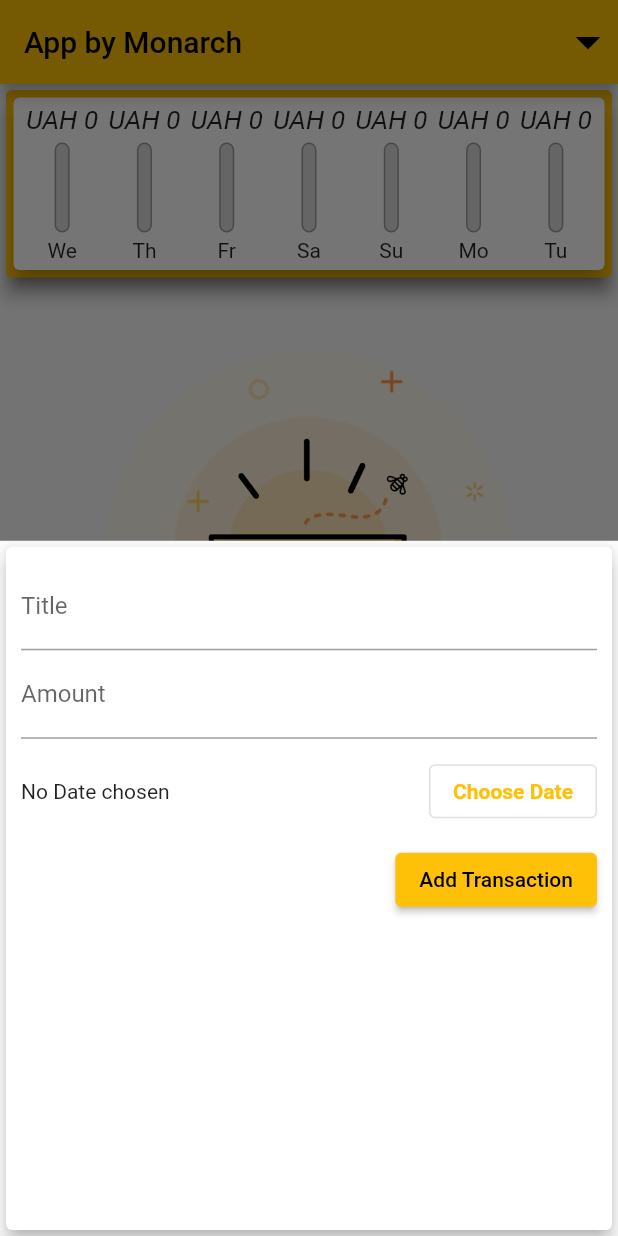
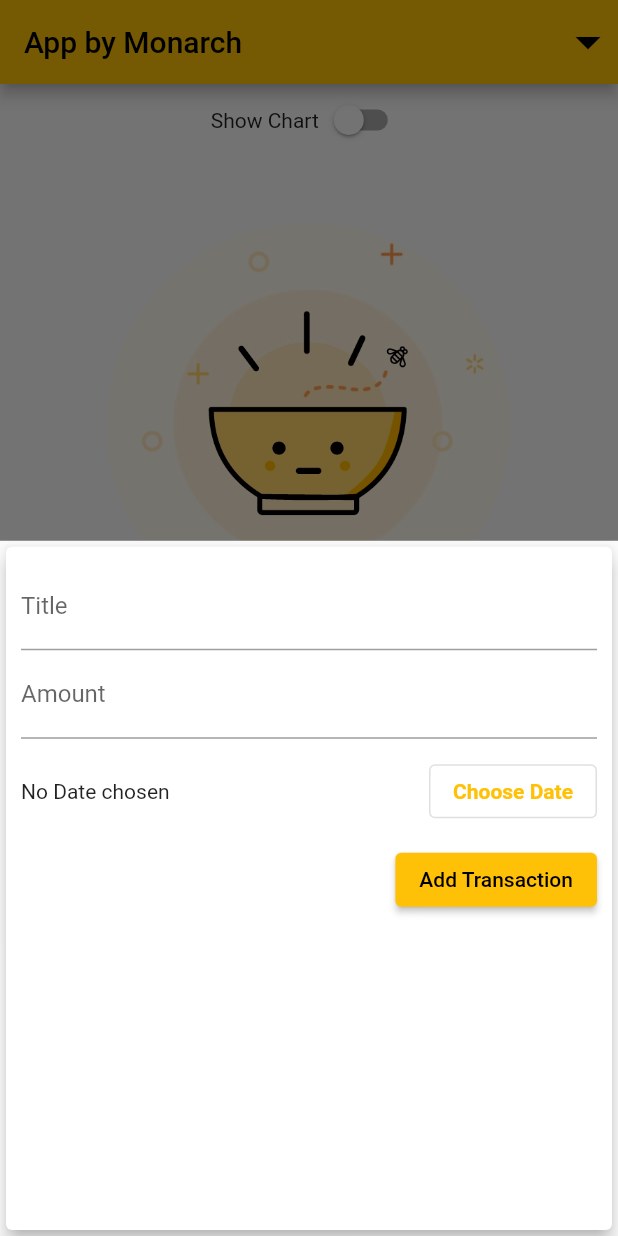
Before and after one commit to MonarchLight/firstAppFlutter, a Flutter app: the screen it shows after launch, after a tap on the "add" icon, on a phone screen of 412 x 824 dp. Run offline on Flutter 3.47's test engine with Material 2 defaults, Android fonts, the phone set to English and light mode, and no system bars.

Commit message:
LayoutBuilder

```diff
--- a/lib/main.dart
+++ b/lib/main.dart
@@ -1,15 +1,18 @@
-import 'dart:math';
-import 'dart:ui';
-
 import 'package:flutter/material.dart';
+import 'package:flutter/services.dart';
 import './modules/transaction.dart';
-
 import './widgets/chart.dart';
 import './widgets/new_transaction.dart';
 import './widgets/transaction_list.dart';
-import './modules/transaction.dart';
 
-void main() => runApp(MyApp());
+void main() {
+  /*WidgetsFlutterBinding.ensureInitialized();
+  SystemChrome.setPreferredOrientations([
+    DeviceOrientation.portraitDown,
+    DeviceOrientation.portraitUp,
+  ]);*/
+  runApp(MyApp());
+}
 
 class MyApp extends StatelessWidget {
   @override
@@ -56,6 +59,8 @@ class _MyHomePageState extends State<MyHomePage> {
     }).toList();
   }
 
+  bool _showChart = false;
+
   void _addNewTransaction(String txTitle, double txAmount, DateTime txDate) {
     final newTx = Transaction(
         title: txTitle,
@@ -85,8 +90,7 @@ class _MyHomePageState extends State<MyHomePage> {
 
   @override
   Widget build(BuildContext context) {
-    return Scaffold(
-      appBar: AppBar(
+    final appBar = AppBar(
       title: Text(
         'App by Monarch',
       ),
@@ -100,22 +104,44 @@ class _MyHomePageState extends State<MyHomePage> {
               size: 40,
             ))
       ],
-      ),
+    );
+    return Scaffold(
+      appBar: appBar,
       body: SingleChildScrollView(
         child: Column(
           // mainAxisAlignment: MainAxisAlignment.start,
-          //crossAxisAlignment: CrossAxisAlignment.stretch,
+          crossAxisAlignment: CrossAxisAlignment.stretch,
           children: <Widget>[
-            Container(
-              width: double.infinity,
-              child: Card(
+            Row(
+              mainAxisAlignment: MainAxisAlignment.center,
+              children: <Widget>[
+                Text("Show Chart"),
+                Switch(
+                    value: _showChart,
+                    onChanged: (val) {
+                      setState(() {
+                        _showChart = val;
+                      });
+                    })
+              ],
+            ),
+            _showChart
+                ? Container(
+                    height: (MediaQuery.of(context).size.height -
+                            appBar.preferredSize.height -
+                            MediaQuery.of(context).padding.top) *
+                        0.25,
                     child: Chart(_recentTransaction),
-                shadowColor: Colors.grey[800],
-                elevation: 5,
-                color: Theme.of(context).primaryColor,
+                    //color: Theme.of(context).primaryColor,
+                  )
+                : Container(
+                    height: (MediaQuery.of(context).size.height -
+                            appBar.preferredSize.height -
+                            MediaQuery.of(context).padding.top) *
+                        0.7,
+                    child:
+                        TransactionList(_userTransactions, _deleteTransaction),
                   ),
-            ),
-            TransactionList(_userTransactions, _deleteTransaction),
           ],
         ),
       ),
--- a/lib/widgets/chart.dart
+++ b/lib/widgets/chart.dart
@@ -36,7 +36,7 @@ class Chart extends StatelessWidget {
   Widget build(BuildContext context) {
     return Card(
       elevation: 6,
-      margin: EdgeInsets.all(5),
+      margin: EdgeInsets.all(10),
       child: Padding(
         padding: EdgeInsets.all(5),
         child: Row(
--- a/lib/widgets/chart_bar.dart
+++ b/lib/widgets/chart_bar.dart
@@ -9,10 +9,12 @@ class CharBar extends StatelessWidget {
 
   @override
   Widget build(BuildContext context) {
+    return LayoutBuilder(
+      builder: (ctx, constraints) {
         return Column(
           children: <Widget>[
             Container(
-          height: 20,
+              height: constraints.maxHeight * 0.15,
               child: FittedBox(
                   child: Text(
                 "UAH ${spendingdAmount.toStringAsFixed(0)}",
@@ -20,10 +22,10 @@ class CharBar extends StatelessWidget {
               )),
             ),
             SizedBox(
-          height: 5,
+              height: constraints.maxHeight * 0.05,
             ),
             Container(
-          height: 60,
+              height: constraints.maxHeight * 0.6,
               width: 10,
               child: Stack(
                 children: <Widget>[
@@ -45,10 +47,14 @@ class CharBar extends StatelessWidget {
               ),
             ),
             SizedBox(
-          height: 4,
+              height: constraints.maxHeight * 0.05,
             ),
-        Text(label),
+            Container(
+                height: constraints.maxHeight * 0.15,
+                child: FittedBox(child: Text(label))),
           ],
+        );
+      },
     );
   }
 }
--- a/lib/widgets/transaction_list.dart
+++ b/lib/widgets/transaction_list.dart
@@ -10,9 +10,7 @@ class TransactionList extends StatelessWidget {
 
   @override
   Widget build(BuildContext context) {
-    return Container(
-      height: 475,
-      child: transactions.isEmpty
+    return transactions.isEmpty
         ? Column(
             children: <Widget>[
               SizedBox(
@@ -51,8 +49,7 @@ class TransactionList extends StatelessWidget {
                         child: Text(
                           "UAH: ${transactions[index].amount.toStringAsFixed(2)}",
                           style: TextStyle(
-                                color: Colors.white,
-                                fontWeight: FontWeight.bold),
+                              color: Colors.white, fontWeight: FontWeight.bold),
                         ),
                       ),
                     ),
@@ -72,7 +69,6 @@ class TransactionList extends StatelessWidget {
               );
             },
             itemCount: transactions.length,
-            ),
           );
   }
 }
```
Lines whose indentation alone changed are shown as unchanged.
